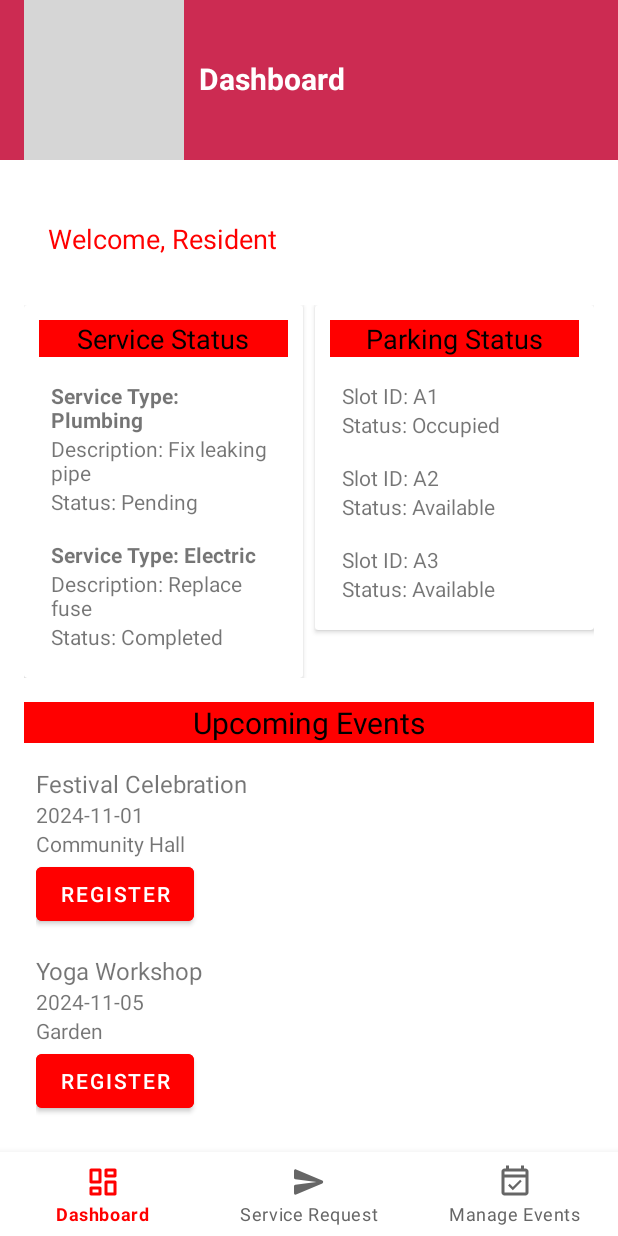
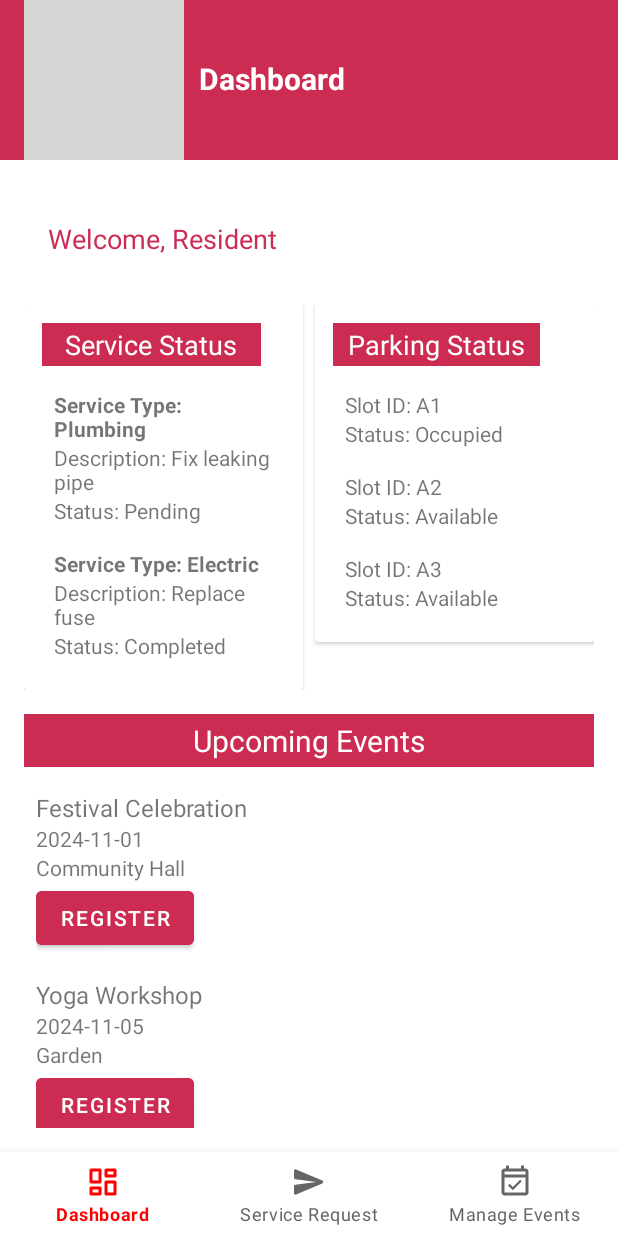
Before and after one commit to shanjida-alam/Smart-Living-Community, an Android app: the DashboardFragment screen opened directly, with no data from a screen before it, on a phone screen of 412 x 824 dp. Run offline under Robolectric (Android 15) with nearby library versions, the phone set to English and light mode, and no system bars; grey boxes are pictures that could not be loaded.

Commit message:
update colou andui design

```diff
--- a/app/src/main/res/layout/fragment_dashboard.xml
+++ b/app/src/main/res/layout/fragment_dashboard.xml
@@ -11,7 +11,7 @@
         android:layout_marginTop="8dp"
         android:padding="16dp"
         android:text="Welcome, Resident"
-        android:textColor="@color/redish_tint"
+        android:textColor="@color/toolbar_bg"
         android:textSize="18sp" />
 
     <LinearLayout
@@ -32,17 +32,20 @@
                 android:layout_width="match_parent"
                 android:layout_height="wrap_content"
                 android:orientation="vertical"
-                android:padding="10dp">
+                android:padding="12dp">
 
                 <TextView
                     android:id="@+id/serviceStatusTitle"
-                    android:layout_width="match_parent"
+                    android:layout_width="146dp"
                     android:layout_height="wrap_content"
+                    android:background="@color/toolbar_bg"
+                    android:padding="2dp"
                     android:text="Service Status"
                     android:textAlignment="center"
-                    android:textColor="@color/black"
-                    android:background="@color/redish_tint"
-                    android:textSize="18sp" />
+                    android:textColor="@color/white"
+                    android:textSize="18sp"
+
+                    />
 
                 <androidx.recyclerview.widget.RecyclerView
                     android:id="@+id/serviceRecyclerView"
@@ -62,16 +65,17 @@
                 android:layout_width="match_parent"
                 android:layout_height="wrap_content"
                 android:orientation="vertical"
-                android:padding="10dp">
+                android:padding="12dp">
 
                 <TextView
                     android:id="@+id/parkingStatusTitle"
-                    android:layout_width="match_parent"
+                    android:layout_width="138dp"
                     android:layout_height="wrap_content"
+                    android:background="@color/toolbar_bg"
+                    android:padding="2dp"
                     android:text="Parking Status"
                     android:textAlignment="center"
-                    android:textColor="@color/black"
-                    android:background="@color/redish_tint"
+                    android:textColor="@color/white"
                     android:textSize="18sp" />
 
                 <androidx.recyclerview.widget.RecyclerView
@@ -88,10 +92,11 @@
         android:layout_width="match_parent"
         android:layout_height="wrap_content"
         android:layout_marginTop="16dp"
-        android:background="@color/redish_tint"
+        android:background="@color/toolbar_bg"
+        android:padding="4dp"
         android:text="Upcoming Events"
         android:textAlignment="center"
-        android:textColor="@color/black"
+        android:textColor="@color/white"
         android:textSize="20sp" />
 
     <androidx.recyclerview.widget.RecyclerView
--- a/app/src/main/res/layout/item_event.xml
+++ b/app/src/main/res/layout/item_event.xml
@@ -29,6 +29,6 @@
         android:layout_height="wrap_content"
         android:text="Register"
         android:textColorLink="#B62C2C"
-        android:backgroundTint="@color/redish_tint"/>
+        android:backgroundTint="@color/toolbar_bg"/>
 
 </LinearLayout>
```
